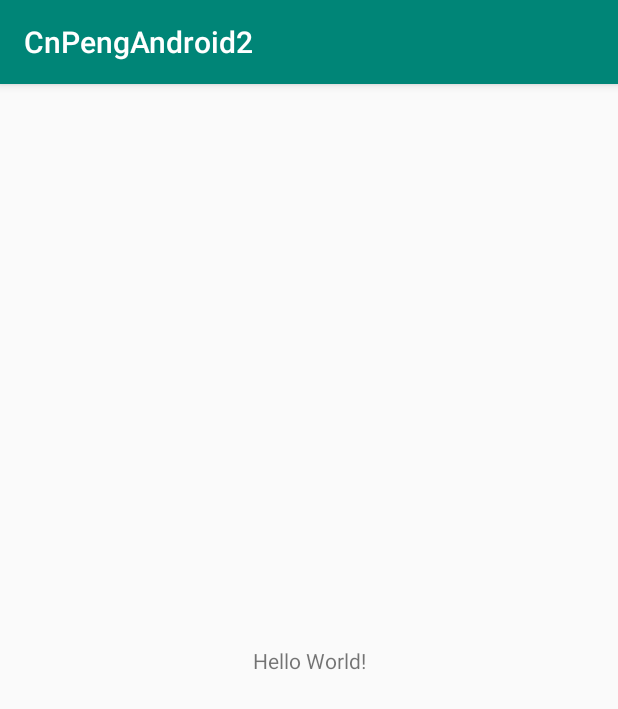
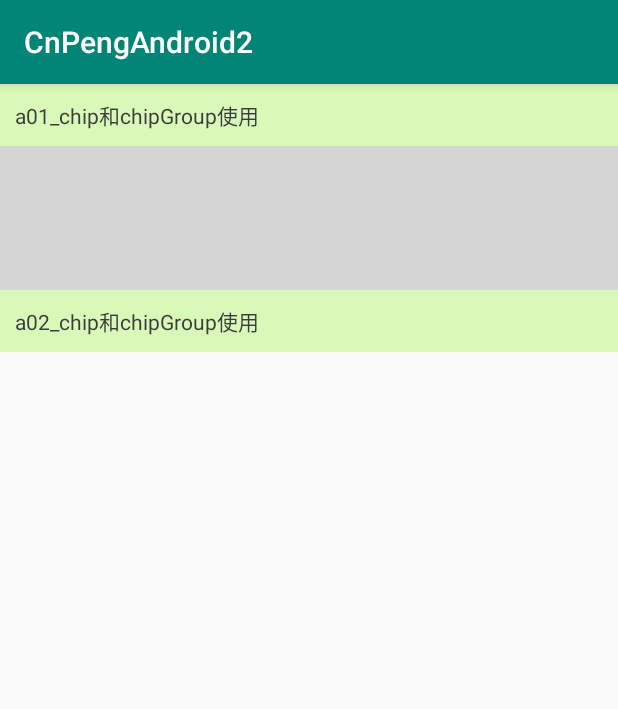
Before and after one commit to CnPeng/CnPengAndroid2, an Android app: the screen it shows after launch (MainActivity), on a phone screen of 412 x 824 dp. Shown: the top 709 px of the screen. Run offline under Robolectric (Android 15) with nearby library versions, the phone set to English and light mode, and no system bars.

Commit message:
完善首页跳转事件

```diff
--- a/app/src/main/AndroidManifest.xml
+++ b/app/src/main/AndroidManifest.xml
@@ -1,5 +1,6 @@
 <?xml version="1.0" encoding="utf-8"?>
 <manifest xmlns:android="http://schemas.android.com/apk/res/android"
+    xmlns:tools="http://schemas.android.com/tools"
     package="com.cnpeng.android2">
 
     <application
@@ -8,7 +9,8 @@
         android:label="@string/app_name"
         android:roundIcon="@mipmap/ic_launcher_round"
         android:supportsRtl="true"
-        android:theme="@style/AppTheme">
+        android:theme="@style/AppTheme"
+        tools:ignore="GoogleAppIndexingWarning">
         <activity android:name=".MainActivity">
             <intent-filter>
                 <action android:name="android.intent.action.MAIN" />
@@ -16,6 +18,8 @@
                 <category android:name="android.intent.category.LAUNCHER" />
             </intent-filter>
         </activity>
+
+        <activity android:name=".a01_chips.ChipActivity"/>
     </application>
 
 </manifest>
--- a/app/src/main/java/com/cnpeng/android2/MainActivity.kt
+++ b/app/src/main/java/com/cnpeng/android2/MainActivity.kt
@@ -1,30 +1,37 @@
 package com.cnpeng.android2
 
+import android.content.Intent
 import androidx.appcompat.app.AppCompatActivity
 import android.os.Bundle
+import android.view.View
+import com.cnpeng.android2.a01_chips.ChipActivity
 import kotlinx.android.synthetic.main.activity_main.*
 
-class MainActivity : AppCompatActivity() {
+class MainActivity : AppCompatActivity(), View.OnClickListener {
+    private lateinit var mActivity: MainActivity
 
     override fun onCreate(savedInstanceState: Bundle?) {
         super.onCreate(savedInstanceState)
         setContentView(R.layout.activity_main)
+        mActivity = this
 
-        // Example of a call to a native method
-        sample_text.text = stringFromJNI()
+        initClickListener()
     }
 
-    /**
-     * A native method that is implemented by the 'native-lib' native library,
-     * which is packaged with this application.
-     */
-    external fun stringFromJNI(): String
+    private fun initClickListener() {
+        tv_chip.setOnClickListener(this)
 
-    companion object {
+    }
 
-        // Used to load the 'native-lib' library on application startup.
-        init {
-            System.loadLibrary("native-lib")
+    override fun onClick(v: View?) {
+        val intent = Intent()
+        val viewID = v?.id
+
+        when (viewID) {
+            R.id.tv_chip -> intent.setClass(mActivity, ChipActivity::class.java)
+
         }
+        startActivity(intent)
     }
+
 }
--- a/app/src/main/res/layout/activity_main.xml
+++ b/app/src/main/res/layout/activity_main.xml
@@ -6,14 +6,32 @@
     android:layout_height="match_parent"
     tools:context=".MainActivity">
 
-    <TextView
-        android:id="@+id/sample_text"
-        android:layout_width="wrap_content"
-        android:layout_height="wrap_content"
-        android:text="Hello World!"
-        app:layout_constraintBottom_toBottomOf="parent"
-        app:layout_constraintLeft_toLeftOf="parent"
-        app:layout_constraintRight_toRightOf="parent"
-        app:layout_constraintTop_toTopOf="parent" />
+    <ScrollView
+        android:layout_width="match_parent"
+        android:layout_height="match_parent"
+        app:layout_constraintEnd_toEndOf="parent"
+        app:layout_constraintStart_toStartOf="parent"
+        app:layout_constraintTop_toTopOf="parent">
+
+        <LinearLayout
+            android:layout_width="match_parent"
+            android:layout_height="wrap_content"
+            android:divider="@drawable/shape_divider_dot"
+            android:orientation="vertical"
+            android:showDividers="middle">
+
+            <TextView
+                android:id="@+id/tv_chip"
+                style="@style/main_text_item"
+                android:text="a01_chip和chipGroup使用" />
+
+            <TextView
+                android:id="@+id/tv_02"
+                style="@style/main_text_item"
+                android:text="a02_chip和chipGroup使用" />
+
+        </LinearLayout>
+    </ScrollView>
+
 
 </androidx.constraintlayout.widget.ConstraintLayout>
--- a/app/src/main/res/values/styles.xml
+++ b/app/src/main/res/values/styles.xml
@@ -8,4 +8,13 @@
         <item name="colorAccent">@color/colorAccent</item>
     </style>
 
+    <!--  CnPeng 2018/8/16 下午5:00 MainActivity中TextView的样式-->
+    <style name="main_text_item">
+        <item name="android:layout_width">match_parent</item>
+        <item name="android:layout_height">wrap_content</item>
+        <item name="android:background">#d8f9b8</item>
+        <item name="android:padding">10dp</item>
+        <item name="android:textColor">#3c3c3c</item>
+    </style>
+
 </resources>
```
